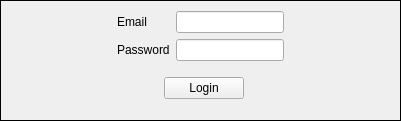
This is JASP-Desktop/backstage/authwidget.ui in jasp-stats/jasp-desktop as Qt 5 draws it before an edit. The edited form follows.
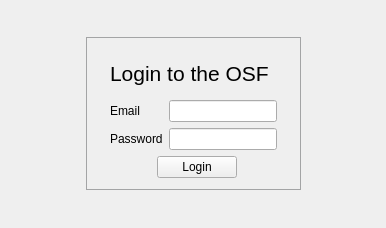
This is the edited form.

Commit message: OSF integration: Added hyperlinks to OSF to bottom

Diff of the .ui file:
```diff
--- a/JASP-Desktop/backstage/authwidget.ui
+++ b/JASP-Desktop/backstage/authwidget.ui
@@ -6,20 +6,71 @@
    <rect>
     <x>0</x>
     <y>0</y>
-    <width>401</width>
-    <height>121</height>
+    <width>386</width>
+    <height>228</height>
    </rect>
   </property>
   <property name="windowTitle">
    <string>Form</string>
   </property>
+  <layout class="QGridLayout" name="gridLayout_2">
+   <item row="1" column="2">
+    <spacer name="horizontalSpacer_3">
+     <property name="orientation">
+      <enum>Qt::Horizontal</enum>
+     </property>
+     <property name="sizeHint" stdset="0">
+      <size>
+       <width>51</width>
+       <height>20</height>
+      </size>
+     </property>
+    </spacer>
+   </item>
+   <item row="1" column="0">
+    <spacer name="horizontalSpacer_2">
+     <property name="orientation">
+      <enum>Qt::Horizontal</enum>
+     </property>
+     <property name="sizeHint" stdset="0">
+      <size>
+       <width>51</width>
+       <height>20</height>
+      </size>
+     </property>
+    </spacer>
+   </item>
+   <item row="0" column="1">
+    <widget class="QWidget" name="widget_2" native="true">
+     <property name="minimumSize">
+      <size>
+       <width>0</width>
+       <height>20</height>
+      </size>
+     </property>
+    </widget>
+   </item>
+   <item row="1" column="1">
+    <widget class="QWidget" name="internalWidget" native="true">
   <property name="styleSheet">
-   <string notr="true">#AuthWidget {
-	border: 1px solid black ;
+      <string notr="true">#internalWidget {
+	border: 1px solid #A3A4A5 ;
 }</string>
   </property>
   <layout class="QGridLayout" name="gridLayout">
-   <item row="2" column="1" colspan="2">
+      <property name="leftMargin">
+       <number>24</number>
+      </property>
+      <property name="topMargin">
+       <number>24</number>
+      </property>
+      <property name="rightMargin">
+       <number>24</number>
+      </property>
+      <property name="bottomMargin">
+       <number>12</number>
+      </property>
+      <item row="4" column="0" colspan="2">
     <widget class="QWidget" name="widget" native="true">
      <layout class="QHBoxLayout" name="horizontalLayout">
       <property name="leftMargin">
@@ -70,52 +121,64 @@
      </layout>
     </widget>
    </item>
-   <item row="1" column="1">
-    <widget class="QLabel" name="label_2">
-     <property name="text">
-      <string>Password</string>
-     </property>
-    </widget>
-   </item>
-   <item row="0" column="2">
-    <widget class="QLineEdit" name="email"/>
-   </item>
-   <item row="0" column="1">
+      <item row="2" column="0">
     <widget class="QLabel" name="label">
      <property name="text">
       <string>Email</string>
      </property>
     </widget>
    </item>
-   <item row="1" column="2">
+      <item row="3" column="0">
+       <widget class="QLabel" name="label_2">
+        <property name="text">
+         <string>Password</string>
+        </property>
+       </widget>
+      </item>
+      <item row="3" column="1">
     <widget class="QLineEdit" name="password">
      <property name="echoMode">
       <enum>QLineEdit::Password</enum>
      </property>
     </widget>
    </item>
-   <item row="1" column="3">
-    <spacer name="horizontalSpacer_2">
-     <property name="orientation">
-      <enum>Qt::Horizontal</enum>
-     </property>
-     <property name="sizeHint" stdset="0">
-      <size>
-       <width>40</width>
-       <height>20</height>
-      </size>
-     </property>
-    </spacer>
+      <item row="2" column="1">
+       <widget class="QLineEdit" name="email"/>
+      </item>
+      <item row="0" column="0" colspan="2">
+       <widget class="QLabel" name="label_3">
+        <property name="font">
+         <font>
+          <pointsize>16</pointsize>
+         </font>
+        </property>
+        <property name="text">
+         <string>Login to the OSF</string>
+        </property>
+       </widget>
    </item>
    <item row="1" column="0">
-    <spacer name="horizontalSpacer_3">
+       <widget class="QWidget" name="widget_3" native="true">
+        <property name="minimumSize">
+         <size>
+          <width>0</width>
+          <height>2</height>
+         </size>
+        </property>
+       </widget>
+      </item>
+     </layout>
+    </widget>
+   </item>
+   <item row="2" column="1">
+    <spacer name="verticalSpacer">
      <property name="orientation">
-      <enum>Qt::Horizontal</enum>
+      <enum>Qt::Vertical</enum>
      </property>
      <property name="sizeHint" stdset="0">
       <size>
-       <width>40</width>
-       <height>20</height>
+       <width>20</width>
+       <height>40</height>
       </size>
      </property>
     </spacer>
```
Lines whose indentation alone changed are shown as unchanged. The commit also changes 4 other files.
